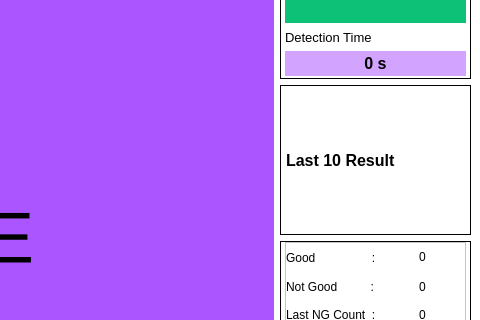
Before: the Qt Designer form gui/ui/mainGUI.ui in khanalsangit/ocr_app, drawn with Qt 5; both pictures show x 724 to 1204 and y 149 to 469 of the 1204 by 700 pixel window.
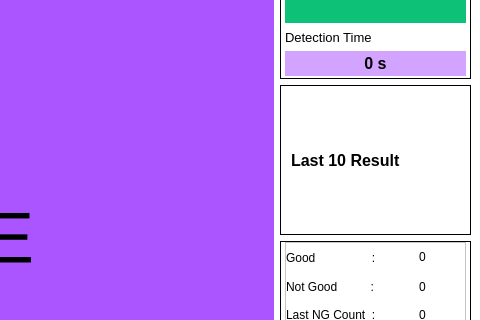
After: the same form once the commit is applied. Icons and pictures are not drawn.

Diff of the .ui file:
```diff
--- a/gui/ui/mainGUI.ui
+++ b/gui/ui/mainGUI.ui
@@ -243,16 +243,16 @@
                <number>4</number>
               </property>
               <property name="leftMargin">
-               <number>5</number>
+               <number>10</number>
               </property>
               <property name="topMargin">
-               <number>5</number>
+               <number>10</number>
               </property>
               <property name="rightMargin">
-               <number>5</number>
+               <number>10</number>
               </property>
               <property name="bottomMargin">
-               <number>5</number>
+               <number>10</number>
               </property>
               <item>
                <widget class="QLabel" name="last10Result_Label">
```
Left out of the diff: 66 changed lines with no effect on the pictures.
